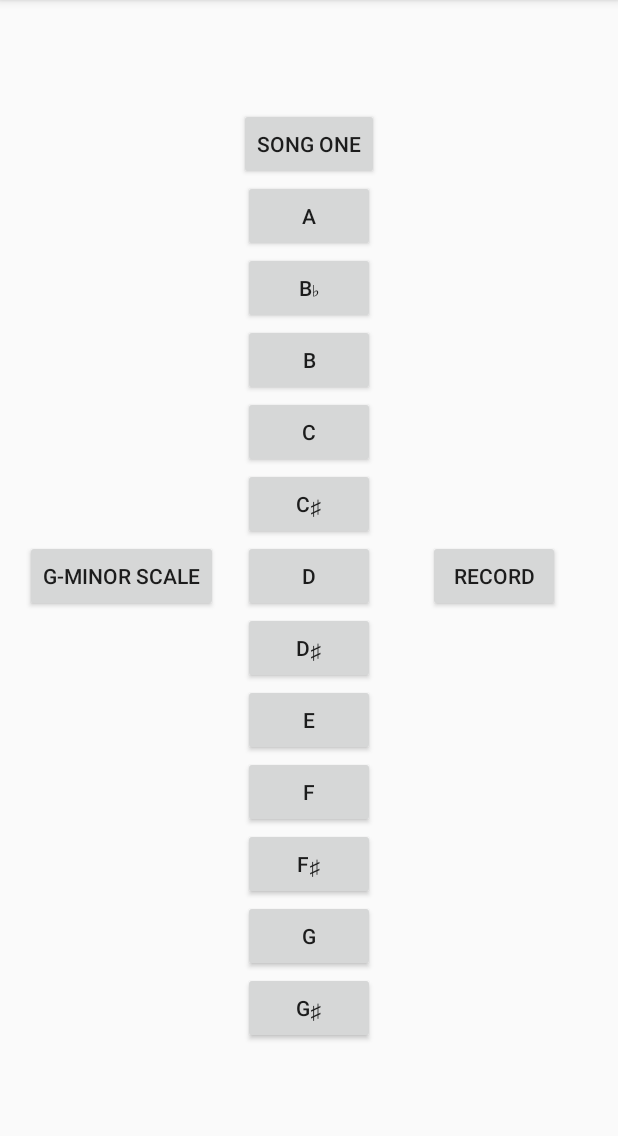
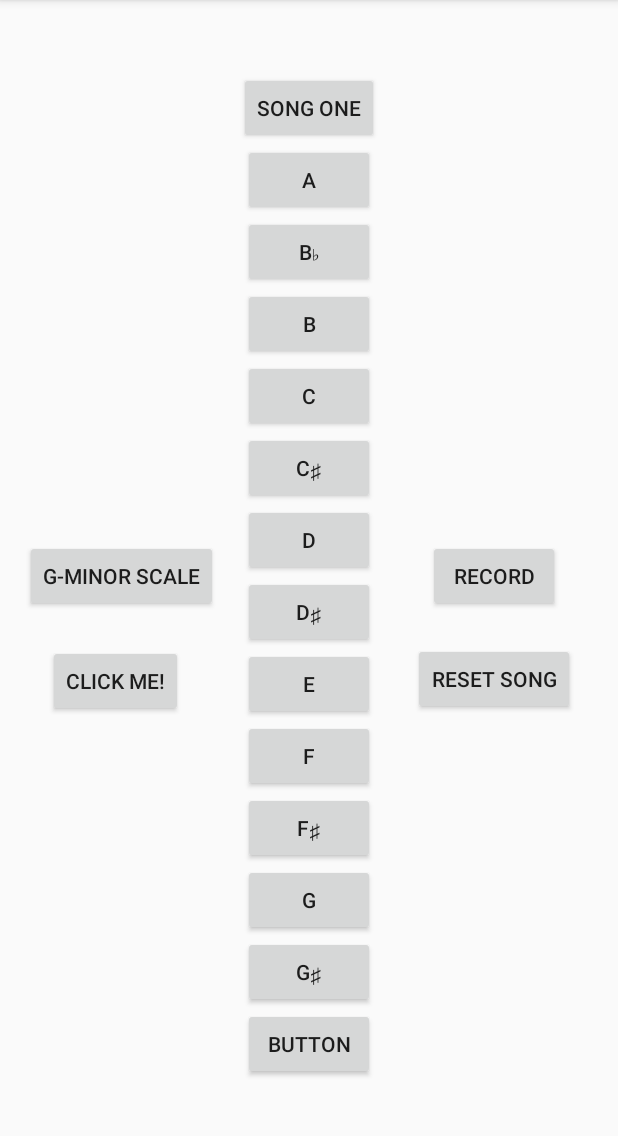
Before and after one commit to JacksonMcLane/Soundboard, an Android app: the screen it shows after launch (SoundBoardActivity), on a phone screen of 412 x 824 dp, the part 84-1220 px from its top. Run offline under Robolectric (Android 15) with nearby library versions, the phone set to English and light mode, and no system bars.

Commit message:
Fully implemented custom songs Rick Roll Completed Scale (ish)

```diff
--- a/app/src/main/java/com/example/soundboard/Song.java
+++ b/app/src/main/java/com/example/soundboard/Song.java
@@ -13,15 +13,14 @@ public class Song {
         return notes;
     }
 
-    public void setNotes(ArrayList<Note> notes) {
-        this.notes = notes;
-    }
-
-    public Note getNote(int index) {
-        return notes.get(index);
-    }
-
     public void addNote(Note note) {
         notes.add(note);
     }
+
+    public void resetSong() {
+        for(int i = notes.size() - 1; i >= 0; i--) {
+            notes.remove(i);
+        }
+    }
+
 }
--- a/app/src/main/java/com/example/soundboard/SoundBoardActivity.java
+++ b/app/src/main/java/com/example/soundboard/SoundBoardActivity.java
@@ -6,11 +6,8 @@ import android.media.AudioManager;
 import android.media.SoundPool;
 import android.os.Bundle;
 import android.os.SystemClock;
-import android.util.Log;
 import android.view.View;
 import android.widget.Button;
-import android.widget.Toast;
-
 import java.util.ArrayList;
 import java.util.HashMap;
 import java.util.Map;
@@ -20,8 +17,8 @@ public class SoundBoardActivity extends AppCompatActivity implements View.OnClic
     public static final String TAG = SoundBoardActivity.class.getSimpleName();
     private Map<Integer, Integer> noteMap;
     private Button a_key, b_flat_key, b_key, c_key, c_sharp_key, d_key, d_sharp_key;
-    private Button e_key, f_key, f_sharp_key, g_key, g_sharp_key, g_minor_scale;
-    private Button customSong, record;
+    private Button e_key, f_key, f_sharp_key, g_key, g_sharp_key, high_a_key, g_minor_scale;
+    private Button customSong, record, reset_song, click_me;
     private SoundPool soundPool;
     private AudioManager audioManager;
     private float actualVolume;
@@ -30,9 +27,11 @@ public class SoundBoardActivity extends AppCompatActivity implements View.OnClic
     boolean loaded = false;
     boolean isFirstClick = true;
     boolean isRecording = false;
+    boolean isFirstNote = true;
     long oldMillis, newMillis;
     int currentClick, oldClick;
-    private int anote, bbnote, bnote, cnote, csnote, dnote, dsnote, enote, fnote, fsnote, gnote, gsnote;
+    private int anote, bbnote, bnote, cnote, csnote, dnote, dsnote, enote, fnote, fsnote, gnote, gsnote, higha;
+    private int bestSong;
     private ArrayList<Integer> gMinorNotes;
 
     //A full octave will be: A, B♭, B, C, C♯, D, D♯, E, F, F♯, G, G♯
@@ -74,6 +73,8 @@ public class SoundBoardActivity extends AppCompatActivity implements View.OnClic
         fsnote = soundPool.load(this, R.raw.scalefs, 1);
         gnote = soundPool.load(this, R.raw.scaleg, 1);
         gsnote = soundPool.load(this, R.raw.scalegs, 1);
+        higha = soundPool.load(this, R.raw.higha, 1);
+        bestSong = soundPool.load(this, R.raw.bestsong, 1);
         noteMap = new HashMap<>();
         noteMap.put(a_key.getId(), anote);
         noteMap.put(b_flat_key.getId(), bbnote);
@@ -87,6 +88,8 @@ public class SoundBoardActivity extends AppCompatActivity implements View.OnClic
         noteMap.put(f_sharp_key.getId(), fsnote);
         noteMap.put(g_key.getId(), gnote);
         noteMap.put(g_sharp_key.getId(), gsnote);
+        noteMap.put(high_a_key.getId(), higha);
+        noteMap.put(click_me.getId(), bestSong);
         gMinorNotes.add(anote);
         gMinorNotes.add(bbnote);
         gMinorNotes.add(cnote);
@@ -94,6 +97,7 @@ public class SoundBoardActivity extends AppCompatActivity implements View.OnClic
         gMinorNotes.add(dsnote);
         gMinorNotes.add(fnote);
         gMinorNotes.add(gnote);
+        gMinorNotes.add(higha);
     }
 
     private void setListeners() {
@@ -110,9 +114,12 @@ public class SoundBoardActivity extends AppCompatActivity implements View.OnClic
         f_sharp_key.setOnClickListener(keyboardListener);
         g_key.setOnClickListener(keyboardListener);
         g_sharp_key.setOnClickListener(keyboardListener);
+        click_me.setOnClickListener(keyboardListener);
         customSong.setOnClickListener(this);
         g_minor_scale.setOnClickListener(this);
         record.setOnClickListener(this);
+        reset_song.setOnClickListener(this);
+
     }
 
 
@@ -129,10 +136,13 @@ public class SoundBoardActivity extends AppCompatActivity implements View.OnClic
         f_sharp_key = findViewById(R.id.button_main_key_f_sharp);
         g_key = findViewById(R.id.button_main_key_g);
         g_sharp_key = findViewById(R.id.button_main_key_g_sharp);
-        //make other buttons
+        high_a_key = findViewById(R.id.button_main_key_high_a);
         customSong = findViewById(R.id.button_main_custom_song);
         g_minor_scale = findViewById(R.id.button_main_scale);
         record = findViewById(R.id.button_main_record_stop);
+        reset_song = findViewById(R.id.button_main_reset_song);
+        click_me = findViewById(R.id.button_main_click_me);
+
     }
 
     private void delay(int millisDelay) {
@@ -147,16 +157,15 @@ public class SoundBoardActivity extends AppCompatActivity implements View.OnClic
     public void onClick(View view) {
         switch (view.getId()) {
             case R.id.button_main_custom_song: {
-                if (loaded && customSong != null) {
+                if (loaded && song != null) {
                     float volume = actualVolume / maxVolume;
                     for(Note note : song.getNotes()) {
+                        if(isFirstNote) {
+                            isFirstNote = false;
+                        }
+                        delay(note.getDelayInMillis());
                         soundPool.play(note.getSoundID(), volume, volume, 1, 0, 1f);
-                        note.getDelayInMillis();
-                        delay(note.getDelayInMillis());
                     }
-                }
-                else {
-                    Toast.makeText(this, "Press Record and make a song!", Toast.LENGTH_SHORT).show();
                 }
                 break;
             }
@@ -164,7 +173,11 @@ public class SoundBoardActivity extends AppCompatActivity implements View.OnClic
                 float volume = actualVolume / maxVolume;
                 for(int i : gMinorNotes) {
                     soundPool.play(i, volume, volume, 1, 0, 1f);
-                    delay(500);
+                    delay(300);
+                }
+                for(int i = gMinorNotes.size()-1; i >= 0; i--) {
+                    soundPool.play(gMinorNotes.get(i), volume, volume, 1, 0, 1f);
+                    delay(300);
                 }
                 break;
             }
@@ -175,8 +188,13 @@ public class SoundBoardActivity extends AppCompatActivity implements View.OnClic
                 }
                 else {
                     isRecording = true;
+                    oldMillis = SystemClock.elapsedRealtime();
                     record.setText(getString(R.string.stop));
                 }
+                break;
+            }
+            case R.id.button_main_reset_song: {
+                song.resetSong();
                 break;
             }
         }
@@ -191,7 +209,7 @@ public class SoundBoardActivity extends AppCompatActivity implements View.OnClic
             int soundID = noteMap.get(view.getId());
             //Note.setSoundID(songID);
             float volume = actualVolume / maxVolume;
-            if (soundID != 0) {
+            if (soundID != 0 || soundID != bestSong) {
                 Note note = new Note(0,0);
                 if (isFirstClick) {
                     oldMillis = SystemClock.elapsedRealtime();
@@ -214,7 +232,6 @@ public class SoundBoardActivity extends AppCompatActivity implements View.OnClic
                     song.addNote(note);
                 }
             }
-
         }
     }
 }
--- a/app/src/main/res/layout/activity_sound_board.xml
+++ b/app/src/main/res/layout/activity_sound_board.xml
@@ -78,10 +78,11 @@
         android:id="@+id/button_main_key_d"
         android:layout_width="wrap_content"
         android:layout_height="wrap_content"
+        android:layout_marginStart="8dp"
+        android:layout_marginEnd="8dp"
         android:text="@string/d_note"
         app:layout_constraintBottom_toTopOf="@+id/button_main_key_d_sharp"
         app:layout_constraintEnd_toEndOf="parent"
-        app:layout_constraintHorizontal_bias="0.5"
         app:layout_constraintStart_toStartOf="parent"
         app:layout_constraintTop_toBottomOf="@+id/button_main_key_c_sharp" />
 
@@ -89,10 +90,11 @@
         android:id="@+id/button_main_key_d_sharp"
         android:layout_width="wrap_content"
         android:layout_height="wrap_content"
+        android:layout_marginStart="8dp"
+        android:layout_marginEnd="8dp"
         android:text="@string/ds_note"
         app:layout_constraintBottom_toTopOf="@+id/button_main_key_e"
         app:layout_constraintEnd_toEndOf="parent"
-        app:layout_constraintHorizontal_bias="0.5"
         app:layout_constraintStart_toStartOf="parent"
         app:layout_constraintTop_toBottomOf="@+id/button_main_key_d" />
 
@@ -100,10 +102,11 @@
         android:id="@+id/button_main_key_e"
         android:layout_width="wrap_content"
         android:layout_height="wrap_content"
+        android:layout_marginStart="8dp"
+        android:layout_marginEnd="8dp"
         android:text="@string/e_note"
         app:layout_constraintBottom_toTopOf="@+id/button_main_key_f"
         app:layout_constraintEnd_toEndOf="parent"
-        app:layout_constraintHorizontal_bias="0.5"
         app:layout_constraintStart_toStartOf="parent"
         app:layout_constraintTop_toBottomOf="@+id/button_main_key_d_sharp" />
 
@@ -145,7 +148,7 @@
         android:layout_width="wrap_content"
         android:layout_height="wrap_content"
         android:text="@string/gs_note"
-        app:layout_constraintBottom_toBottomOf="parent"
+        app:layout_constraintBottom_toTopOf="@+id/button_main_key_high_a"
         app:layout_constraintEnd_toEndOf="parent"
         app:layout_constraintHorizontal_bias="0.5"
         app:layout_constraintStart_toStartOf="parent"
@@ -174,10 +177,48 @@
         android:layout_marginEnd="8dp"
         android:layout_marginBottom="8dp"
         android:text="@string/record"
-        app:layout_constraintBottom_toBottomOf="parent"
+        app:layout_constraintBottom_toBottomOf="@+id/button_main_scale"
         app:layout_constraintEnd_toEndOf="parent"
         app:layout_constraintHorizontal_bias="0.9"
         app:layout_constraintStart_toStartOf="parent"
-        app:layout_constraintTop_toTopOf="parent" />
+        app:layout_constraintTop_toTopOf="@+id/button_main_scale" />
+
+    <Button
+        android:id="@+id/button_main_reset_song"
+        android:layout_width="wrap_content"
+        android:layout_height="wrap_content"
+        android:layout_marginTop="8dp"
+        android:layout_marginBottom="8dp"
+        android:text="@string/reset_song"
+        app:layout_constraintBottom_toBottomOf="@+id/button_main_click_me"
+        app:layout_constraintEnd_toEndOf="@+id/button_main_record_stop"
+        app:layout_constraintStart_toStartOf="@+id/button_main_record_stop"
+        app:layout_constraintTop_toTopOf="@+id/button_main_click_me"
+        app:layout_constraintVertical_bias="0.6" />
+
+    <Button
+        android:id="@+id/button_main_click_me"
+        android:layout_width="wrap_content"
+        android:layout_height="wrap_content"
+        android:layout_marginTop="8dp"
+        android:layout_marginBottom="8dp"
+        android:text="@string/click_me"
+        app:layout_constraintBottom_toBottomOf="parent"
+        app:layout_constraintEnd_toEndOf="@+id/button_main_scale"
+        app:layout_constraintHorizontal_bias="0.39"
+        app:layout_constraintStart_toStartOf="@+id/button_main_scale"
+        app:layout_constraintTop_toTopOf="parent"
+        app:layout_constraintVertical_bias="0.599" />
+
+    <Button
+        android:id="@+id/button_main_key_high_a"
+        android:layout_width="wrap_content"
+        android:layout_height="wrap_content"
+        android:text="Button"
+        app:layout_constraintBottom_toBottomOf="parent"
+        app:layout_constraintEnd_toEndOf="parent"
+        app:layout_constraintHorizontal_bias="0.5"
+        app:layout_constraintStart_toStartOf="parent"
+        app:layout_constraintTop_toBottomOf="@+id/button_main_key_g_sharp" />
 
 </androidx.constraintlayout.widget.ConstraintLayout>
--- a/app/src/main/res/values/strings.xml
+++ b/app/src/main/res/values/strings.xml
@@ -16,4 +16,6 @@
     <string name="g_minor_scale">G-Minor Scale</string>
     <string name="record">Record</string>
     <string name="stop">Stop</string>
+    <string name="reset_song">Reset Song</string>
+    <string name="click_me">Click Me!</string>
 </resources>
```
Also changed, not shown: 1 other file.
